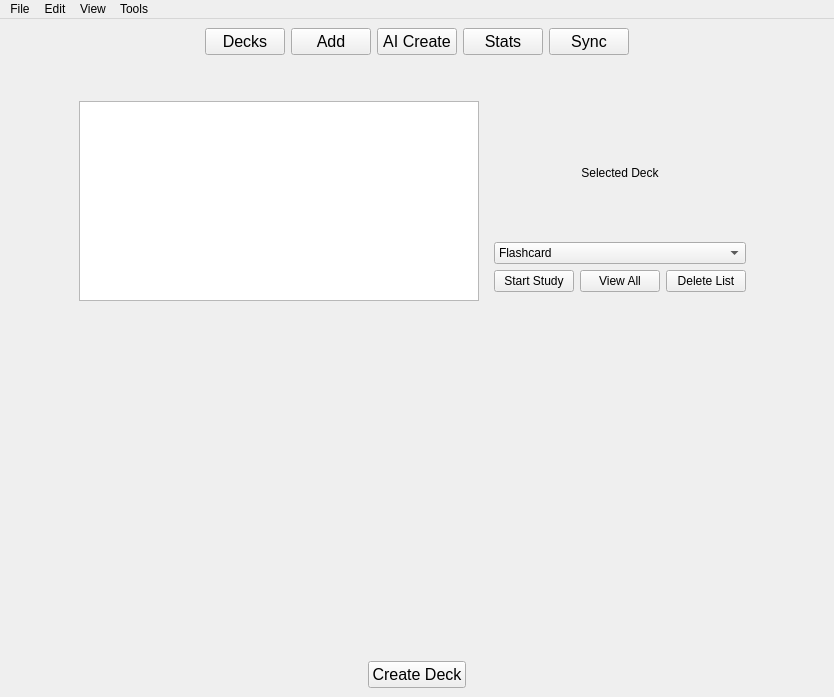
Old version of the form Development/Source_Code/mainwindow.ui in the repository TheSizzlingDefense/IA_Project.
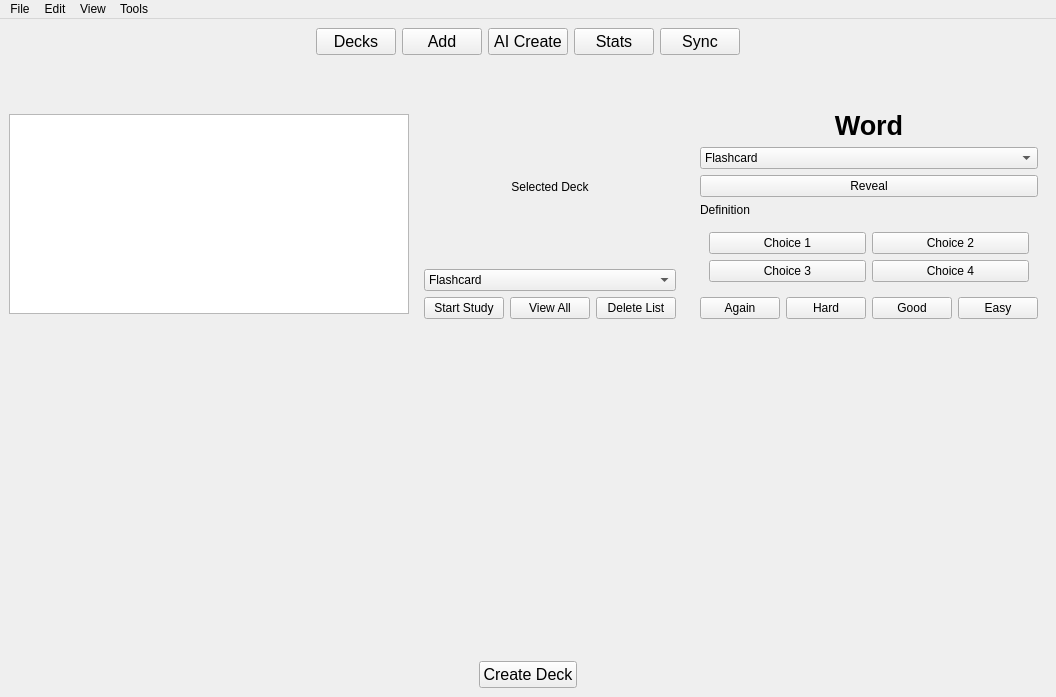
New version of the form.

Commit message: changed around the ui, and added the ability to study a list regardless of whether cards are due

Diff of the .ui file:
```diff
--- a/Development/Source_Code/mainwindow.ui
+++ b/Development/Source_Code/mainwindow.ui
@@ -232,6 +232,140 @@
       </layout>
      </widget>
     </item>
+    <item>
+     <widget class="QWidget" name="studyPanel">
+      <property name="visible">
+       <bool>false</bool>
+      </property>
+      <layout class="QVBoxLayout" name="studyPanelLayout">
+       <item>
+        <widget class="QLabel" name="studyWordLabel">
+         <property name="text">
+          <string>Word</string>
+         </property>
+         <property name="alignment">
+          <set>Qt::AlignCenter</set>
+         </property>
+         <property name="styleSheet">
+          <string>font-size: 20pt; font-weight: bold;</string>
+         </property>
+        </widget>
+       </item>
+       <item>
+        <widget class="QComboBox" name="studyModeComboBox2">
+         <item>
+          <property name="text">
+           <string>Flashcard</string>
+          </property>
+         </item>
+         <item>
+          <property name="text">
+           <string>Multiple Choice</string>
+          </property>
+         </item>
+        </widget>
+       </item>
+       <item>
+        <widget class="QPushButton" name="revealButton">
+         <property name="text">
+          <string>Reveal</string>
+         </property>
+        </widget>
+       </item>
+       <item>
+        <widget class="QLabel" name="studyDefinitionLabel">
+         <property name="text">
+          <string>Definition</string>
+         </property>
+         <property name="wordWrap">
+          <bool>true</bool>
+         </property>
+         <property name="visible">
+          <bool>false</bool>
+         </property>
+        </widget>
+       </item>
+       <item>
+        <widget class="QWidget" name="choicesWidget">
+         <layout class="QGridLayout" name="choicesGrid">
+          <item row="0" column="0">
+           <widget class="QPushButton" name="choiceButton1">
+            <property name="text">
+             <string>Choice 1</string>
+            </property>
+            <property name="visible">
+             <bool>false</bool>
+            </property>
+           </widget>
+          </item>
+          <item row="0" column="1">
+           <widget class="QPushButton" name="choiceButton2">
+            <property name="text">
+             <string>Choice 2</string>
+            </property>
+            <property name="visible">
+             <bool>false</bool>
+            </property>
+           </widget>
+          </item>
+          <item row="1" column="0">
+           <widget class="QPushButton" name="choiceButton3">
+            <property name="text">
+             <string>Choice 3</string>
+            </property>
+            <property name="visible">
+             <bool>false</bool>
+            </property>
+           </widget>
+          </item>
+          <item row="1" column="1">
+           <widget class="QPushButton" name="choiceButton4">
+            <property name="text">
+             <string>Choice 4</string>
+            </property>
+            <property name="visible">
+             <bool>false</bool>
+            </property>
+           </widget>
+          </item>
+         </layout>
+        </widget>
+       </item>
+       <item>
+        <layout class="QHBoxLayout" name="studyButtonLayout">
+         <item>
+          <widget class="QPushButton" name="againButton">
+           <property name="text">
+            <string>Again</string>
+           </property>
+          </widget>
+         </item>
+         <item>
+          <widget class="QPushButton" name="hardButton">
+           <property name="text">
+            <string>Hard</string>
+           </property>
+          </widget>
+         </item>
+         <item>
+          <widget class="QPushButton" name="goodButton">
+           <property name="text">
+            <string>Good</string>
+           </property>
+          </widget>
+         </item>
+         <item>
+          <widget class="QPushButton" name="easyButton">
+           <property name="text">
+            <string>Easy</string>
+           </property>
+          </widget>
+         </item>
+        </layout>
+       </item>
+      </layout>
+     </widget>
+    </item>
       <item>
        <spacer name="horizontal_spacer_middle_right">
         <property name="orientation">
```
The commit also changes 4 other files.
